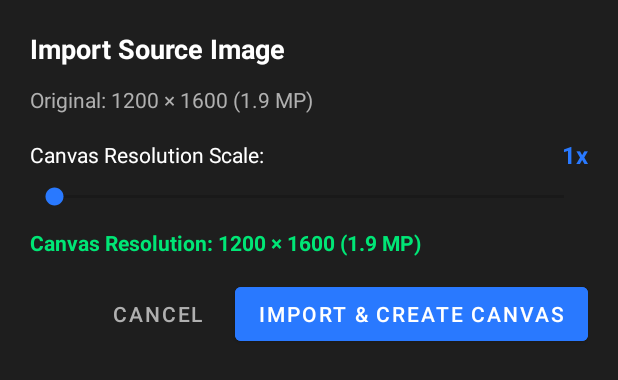
After one commit to wolfgangmeyers/smartdraw-android, an Android app: the layout dialog_import_image.xml on its own in the app's theme, with its tools: preview values and no code run, on a phone screen of 412 x 824 dp. The commit adds this screen. Shown: the top 380 px of the screen. Run offline under Robolectric (Android 15) with nearby library versions, the phone set to English and light mode, and no system bars.

Commit message:
Add dynamic aspect ratio matching and 1x-8x resolution slider on image import

```diff
--- /dev/null
+++ b/app/src/main/res/layout/dialog_import_image.xml
@@ -0,0 +1,111 @@
+<?xml version="1.0" encoding="utf-8"?>
+<LinearLayout
+    xmlns:android="http://schemas.android.com/apk/res/android"
+    android:layout_width="match_parent"
+    android:layout_height="wrap_content"
+    android:orientation="vertical"
+    android:background="#1E1E1E"
+    android:padding="20dp">
+
+    <TextView
+        android:id="@+id/dialogTitle"
+        android:layout_width="match_parent"
+        android:layout_height="wrap_content"
+        android:text="Import Source Image"
+        android:textColor="#FFFFFF"
+        android:textSize="18sp"
+        android:textStyle="bold"
+        android:layout_marginBottom="12dp" />
+
+    <TextView
+        android:id="@+id/textOriginalDimensions"
+        android:layout_width="match_parent"
+        android:layout_height="wrap_content"
+        android:text="Original: 1200 × 1600 (1.9 MP)"
+        android:textColor="#B0B0B0"
+        android:textSize="14sp"
+        android:layout_marginBottom="16dp" />
+
+    <LinearLayout
+        android:layout_width="match_parent"
+        android:layout_height="wrap_content"
+        android:orientation="horizontal"
+        android:gravity="center_vertical"
+        android:layout_marginBottom="8dp">
+
+        <TextView
+            android:layout_width="wrap_content"
+            android:layout_height="wrap_content"
+            android:text="Canvas Resolution Scale:"
+            android:textColor="#FFFFFF"
+            android:textSize="14sp" />
+
+        <TextView
+            android:id="@+id/textScaleMultiplier"
+            android:layout_width="0dp"
+            android:layout_height="wrap_content"
+            android:layout_weight="1"
+            android:gravity="end"
+            android:text="1x"
+            android:textColor="#2979FF"
+            android:textSize="16sp"
+            android:textStyle="bold" />
+    </LinearLayout>
+
+    <SeekBar
+        android:id="@+id/sliderScale"
+        android:layout_width="match_parent"
+        android:layout_height="wrap_content"
+        android:max="7"
+        android:progress="0"
+        android:progressTint="#2979FF"
+        android:thumbTint="#2979FF"
+        android:layout_marginBottom="12dp" />
+
+    <TextView
+        android:id="@+id/textResultDimensions"
+        android:layout_width="match_parent"
+        android:layout_height="wrap_content"
+        android:text="Canvas Resolution: 1200 × 1600 (1.9 MP)"
+        android:textColor="#00E676"
+        android:textSize="14sp"
+        android:textStyle="bold"
+        android:layout_marginBottom="6dp" />
+
+    <TextView
+        android:id="@+id/textGpuLimitWarning"
+        android:layout_width="match_parent"
+        android:layout_height="wrap_content"
+        android:text="Note: Maximum texture dimension is 8192 px"
+        android:textColor="#FFAB00"
+        android:textSize="12sp"
+        android:visibility="gone"
+        android:layout_marginBottom="16dp" />
+
+    <LinearLayout
+        android:layout_width="match_parent"
+        android:layout_height="wrap_content"
+        android:orientation="horizontal"
+        android:gravity="end"
+        android:layout_marginTop="8dp">
+
+        <Button
+            android:id="@+id/btnCancelImport"
+            style="@style/Widget.MaterialComponents.Button.TextButton"
+            android:layout_width="wrap_content"
+            android:layout_height="wrap_content"
+            android:text="Cancel"
+            android:textColor="#B0B0B0"
+            android:layout_marginEnd="8dp" />
+
+        <Button
+            android:id="@+id/btnConfirmImport"
+            style="@style/Widget.MaterialComponents.Button"
+            android:layout_width="wrap_content"
+            android:layout_height="wrap_content"
+            android:text="Import &amp; Create Canvas"
+            android:textColor="#FFFFFF"
+            android:backgroundTint="#2979FF" />
+    </LinearLayout>
+
+</LinearLayout>
```
Also changed, not shown: app/src/main/java/com/smartdraw/MainActivity.kt (+117 -8 lines), app/src/main/java/com/smartdraw/SmartDrawView.kt (+28 -6 lines), app/src/main/java/com/smartdraw/gles/SmartDrawRenderer.kt (+36 -6 lines), 3 other files.
